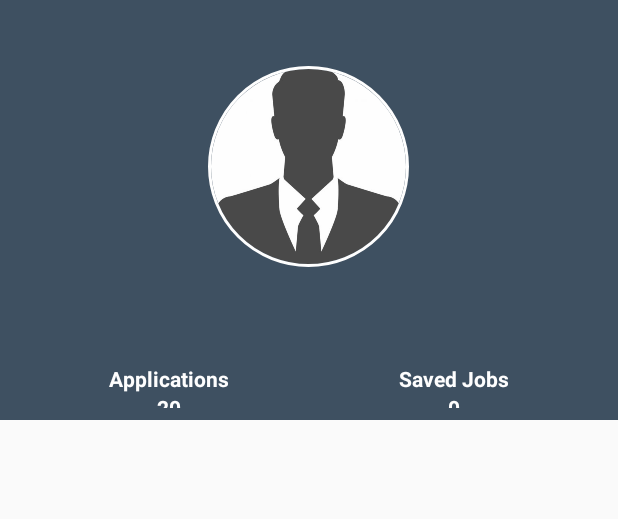
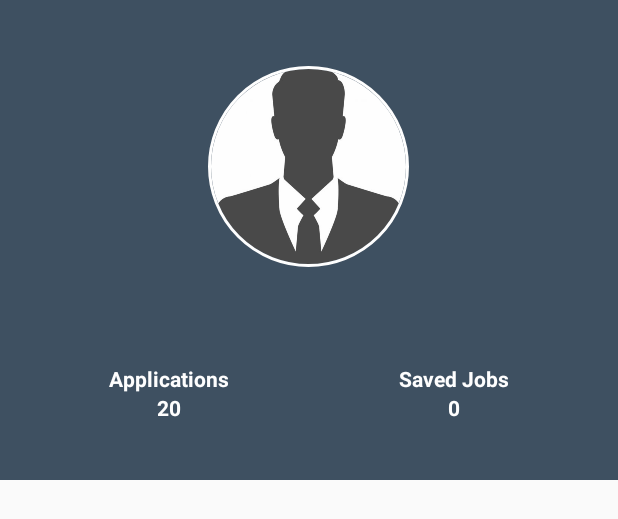
Before and after one commit to deepeters/job-search, an Android app: the layout nav_header_home.xml on its own in the app's theme, with its tools: preview values and no code run, on a phone screen of 412 x 824 dp. Shown: the top 519 px of the screen. Run offline under Robolectric (Android 15) with nearby library versions, the light colour scheme and no system bars.

Commit message:
This commit fixes issues with dimensions of activities

```diff
--- a/app/src/main/res/layout/nav_header_home.xml
+++ b/app/src/main/res/layout/nav_header_home.xml
@@ -2,7 +2,7 @@
 <RelativeLayout xmlns:android="http://schemas.android.com/apk/res/android"
     xmlns:app="http://schemas.android.com/apk/res-auto"
     android:layout_width="match_parent"
-    android:layout_height="280dp"
+    android:layout_height="320dp"
     android:alpha="0.9"
     android:background="@color/colorPrimaryDark"
     android:paddingBottom="8dp"
```
